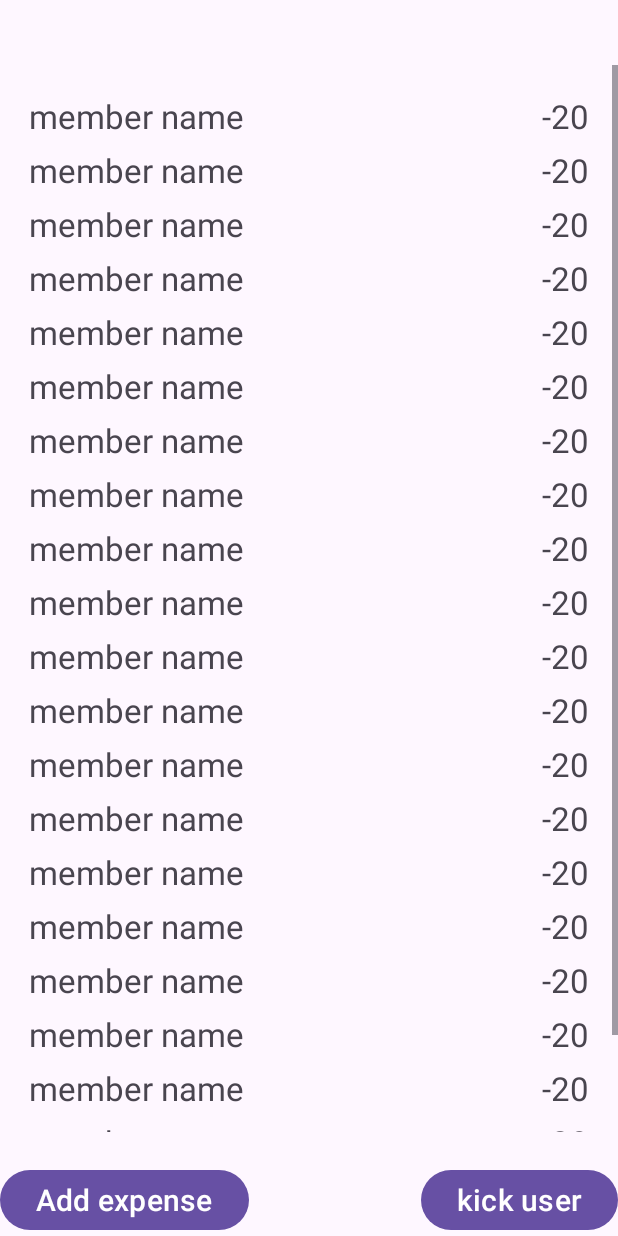
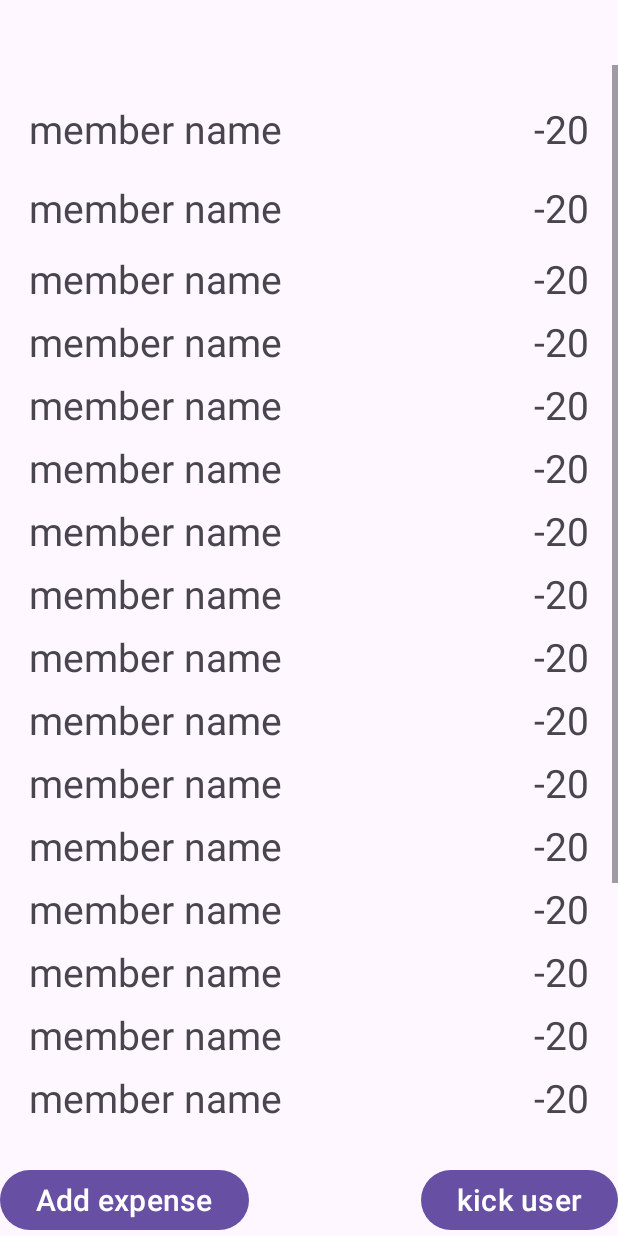
Before and after one commit to Simply56/Bwise, an Android app: the GroupDetailsActivity screen opened directly, with no data from a screen before it, on a phone screen of 412 x 824 dp. Run offline under Robolectric (Android 15) with nearby library versions, the light colour scheme and no system bars; 4 statements that could not run were skipped.

Commit message:
improve group detials UI

```diff
--- a/app/src/main/res/layout/activity_group_details.xml
+++ b/app/src/main/res/layout/activity_group_details.xml
@@ -41,36 +41,38 @@
             android:stretchColumns="0"
             app:layout_constraintTop_toTopOf="parent">
 
-            <TableRow>
+            <TableRow
+                android:layout_marginVertical="5dp">
 
                 <TextView
                     android:id="@+id/member_text_view_0"
                     android:padding="3dp"
                     android:text="member name"
-                    android:textSize="22sp" />
+                    android:textSize="26sp" />
 
                 <TextView
                     android:id="@+id/member_debt_text_view_0"
                     android:padding="3dp"
                     android:text="-20"
                     android:textAlignment="textEnd"
-                    android:textSize="22sp" />
+                    android:textSize="26sp" />
             </TableRow>
 
-            <TableRow>
+            <TableRow
+                android:layout_marginVertical="5dp">
 
                 <TextView
                     android:id="@+id/member_text_view_1"
                     android:padding="3dp"
                     android:text="member name"
-                    android:textSize="22sp" />
+                    android:textSize="26sp" />
 
                 <TextView
                     android:id="@+id/member_debt_text_view_1"
                     android:padding="3dp"
                     android:text="-20"
                     android:textAlignment="textEnd"
-                    android:textSize="22sp" />
+                    android:textSize="26sp" />
             </TableRow>
 
             <TableRow>
@@ -79,14 +81,14 @@
                     android:id="@+id/member_text_view_2"
                     android:padding="3dp"
                     android:text="member name"
-                    android:textSize="22sp" />
+                    android:textSize="26sp" />
 
                 <TextView
                     android:id="@+id/member_debt_text_view_2"
                     android:padding="3dp"
                     android:text="-20"
                     android:textAlignment="textEnd"
-                    android:textSize="22sp" />
+                    android:textSize="26sp" />
             </TableRow>
 
             <TableRow>
@@ -95,14 +97,14 @@
                     android:id="@+id/member_text_view_3"
                     android:padding="3dp"
                     android:text="member name"
-                    android:textSize="22sp" />
+                    android:textSize="26sp" />
 
                 <TextView
                     android:id="@+id/member_debt_text_view_3"
                     android:padding="3dp"
                     android:text="-20"
                     android:textAlignment="textEnd"
-                    android:textSize="22sp" />
+                    android:textSize="26sp" />
             </TableRow>
 
             <TableRow>
@@ -111,14 +113,14 @@
                     android:id="@+id/member_text_view_4"
                     android:padding="3dp"
                     android:text="member name"
-                    android:textSize="22sp" />
+                    android:textSize="26sp" />
 
                 <TextView
                     android:id="@+id/member_debt_text_view_4"
                     android:padding="3dp"
                     android:text="-20"
                     android:textAlignment="textEnd"
-                    android:textSize="22sp" />
+                    android:textSize="26sp" />
             </TableRow>
 
             <TableRow>
@@ -127,14 +129,14 @@
                     android:id="@+id/member_text_view_5"
                     android:padding="3dp"
                     android:text="member name"
-                    android:textSize="22sp" />
+                    android:textSize="26sp" />
 
                 <TextView
                     android:id="@+id/member_debt_text_view_5"
                     android:padding="3dp"
                     android:text="-20"
                     android:textAlignment="textEnd"
-                    android:textSize="22sp" />
+                    android:textSize="26sp" />
             </TableRow>
 
             <TableRow>
@@ -143,14 +145,14 @@
                     android:id="@+id/member_text_view_6"
                     android:padding="3dp"
                     android:text="member name"
-                    android:textSize="22sp" />
+                    android:textSize="26sp" />
 
                 <TextView
                     android:id="@+id/member_debt_text_view_6"
                     android:padding="3dp"
                     android:text="-20"
                     android:textAlignment="textEnd"
-                    android:textSize="22sp" />
+                    android:textSize="26sp" />
             </TableRow>
 
             <TableRow>
@@ -159,14 +161,14 @@
                     android:id="@+id/member_text_view_7"
                     android:padding="3dp"
                     android:text="member name"
-                    android:textSize="22sp" />
+                    android:textSize="26sp" />
 
                 <TextView
                     android:id="@+id/member_debt_text_view_7"
                     android:padding="3dp"
                     android:text="-20"
                     android:textAlignment="textEnd"
-                    android:textSize="22sp" />
+                    android:textSize="26sp" />
             </TableRow>
 
             <TableRow>
@@ -175,14 +177,14 @@
                     android:id="@+id/member_text_view_8"
                     android:padding="3dp"
                     android:text="member name"
-                    android:textSize="22sp" />
+                    android:textSize="26sp" />
 
                 <TextView
                     android:id="@+id/member_debt_text_view_8"
                     android:padding="3dp"
                     android:text="-20"
                     android:textAlignment="textEnd"
-                    android:textSize="22sp" />
+                    android:textSize="26sp" />
             </TableRow>
 
             <TableRow>
@@ -191,14 +193,14 @@
                     android:id="@+id/member_text_view_9"
                     android:padding="3dp"
                     android:text="member name"
-                    android:textSize="22sp" />
+                    android:textSize="26sp" />
 
                 <TextView
                     android:id="@+id/member_debt_text_view_9"
                     android:padding="3dp"
                     android:text="-20"
                     android:textAlignment="textEnd"
-                    android:textSize="22sp" />
+                    android:textSize="26sp" />
             </TableRow>
 
             <TableRow>
@@ -207,14 +209,14 @@
                     android:id="@+id/member_text_view_10"
                     android:padding="3dp"
                     android:text="member name"
-                    android:textSize="22sp" />
+                    android:textSize="26sp" />
 
                 <TextView
                     android:id="@+id/member_debt_text_view_10"
                     android:padding="3dp"
                     android:text="-20"
                     android:textAlignment="textEnd"
-                    android:textSize="22sp" />
+                    android:textSize="26sp" />
             </TableRow>
 
             <TableRow>
@@ -223,14 +225,14 @@
                     android:id="@+id/member_text_view_11"
                     android:padding="3dp"
                     android:text="member name"
-                    android:textSize="22sp" />
+                    android:textSize="26sp" />
 
                 <TextView
                     android:id="@+id/member_debt_text_view_11"
                     android:padding="3dp"
                     android:text="-20"
                     android:textAlignment="textEnd"
-                    android:textSize="22sp" />
+                    android:textSize="26sp" />
             </TableRow>
 
             <TableRow>
@@ -239,14 +241,14 @@
                     android:id="@+id/member_text_view_12"
                     android:padding="3dp"
                     android:text="member name"
-                    android:textSize="22sp" />
+                    android:textSize="26sp" />
 
                 <TextView
                     android:id="@+id/member_debt_text_view_12"
                     android:padding="3dp"
                     android:text="-20"
                     android:textAlignment="textEnd"
-                    android:textSize="22sp" />
+                    android:textSize="26sp" />
             </TableRow>
 
             <TableRow>
@@ -255,14 +257,14 @@
                     android:id="@+id/member_text_view_13"
                     android:padding="3dp"
                     android:text="member name"
-                    android:textSize="22sp" />
+                    android:textSize="26sp" />
 
                 <TextView
                     android:id="@+id/member_debt_text_view_13"
                     android:padding="3dp"
                     android:text="-20"
                     android:textAlignment="textEnd"
-                    android:textSize="22sp" />
+                    android:textSize="26sp" />
             </TableRow>
 
             <TableRow>
@@ -271,14 +273,14 @@
                     android:id="@+id/member_text_view_14"
                     android:padding="3dp"
                     android:text="member name"
-                    android:textSize="22sp" />
+                    android:textSize="26sp" />
 
                 <TextView
                     android:id="@+id/member_debt_text_view_14"
                     android:padding="3dp"
                     android:text="-20"
                     android:textAlignment="textEnd"
-                    android:textSize="22sp" />
+                    android:textSize="26sp" />
             </TableRow>
 
             <TableRow>
@@ -287,14 +289,14 @@
                     android:id="@+id/member_text_view_15"
                     android:padding="3dp"
                     android:text="member name"
-                    android:textSize="22sp" />
+                    android:textSize="26sp" />
 
                 <TextView
                     android:id="@+id/member_debt_text_view_15"
                     android:padding="3dp"
                     android:text="-20"
                     android:textAlignment="textEnd"
-                    android:textSize="22sp" />
+                    android:textSize="26sp" />
             </TableRow>
 
             <TableRow>
@@ -303,14 +305,14 @@
                     android:id="@+id/member_text_view_16"
                     android:padding="3dp"
                     android:text="member name"
-                    android:textSize="22sp" />
+                    android:textSize="26sp" />
 
                 <TextView
                     android:id="@+id/member_debt_text_view_16"
                     android:padding="3dp"
                     android:text="-20"
                     android:textAlignment="textEnd"
-                    android:textSize="22sp" />
+                    android:textSize="26sp" />
             </TableRow>
 
             <TableRow>
@@ -319,14 +321,14 @@
                     android:id="@+id/member_text_view_17"
                     android:padding="3dp"
                     android:text="member name"
-                    android:textSize="22sp" />
+                    android:textSize="26sp" />
 
                 <TextView
                     android:id="@+id/member_debt_text_view_17"
                     android:padding="3dp"
                     android:text="-20"
                     android:textAlignment="textEnd"
-                    android:textSize="22sp" />
+                    android:textSize="26sp" />
             </TableRow>
 
             <TableRow>
@@ -335,14 +337,14 @@
                     android:id="@+id/member_text_view_18"
                     android:padding="3dp"
                     android:text="member name"
-                    android:textSize="22sp" />
+                    android:textSize="26sp" />
 
                 <TextView
                     android:id="@+id/member_debt_text_view_18"
                     android:padding="3dp"
                     android:text="-20"
                     android:textAlignment="textEnd"
-                    android:textSize="22sp" />
+                    android:textSize="26sp" />
             </TableRow>
 
             <TableRow>
@@ -351,14 +353,14 @@
                     android:id="@+id/member_text_view_19"
                     android:padding="3dp"
                     android:text="member name"
-                    android:textSize="22sp" />
+                    android:textSize="26sp" />
 
                 <TextView
                     android:id="@+id/member_debt_text_view_19"
                     android:padding="3dp"
                     android:text="-20"
                     android:textAlignment="textEnd"
-                    android:textSize="22sp" />
+                    android:textSize="26sp" />
             </TableRow>
 
             <TableRow>
@@ -367,14 +369,14 @@
                     android:id="@+id/member_text_view_20"
                     android:padding="3dp"
                     android:text="member name"
-                    android:textSize="22sp" />
+                    android:textSize="26sp" />
 
                 <TextView
                     android:id="@+id/member_debt_text_view_20"
                     android:padding="3dp"
                     android:text="-20"
                     android:textAlignment="textEnd"
-                    android:textSize="22sp" />
+                    android:textSize="26sp" />
             </TableRow>
 
             <!-- More TextViews can be added dynamically in code -->
```
